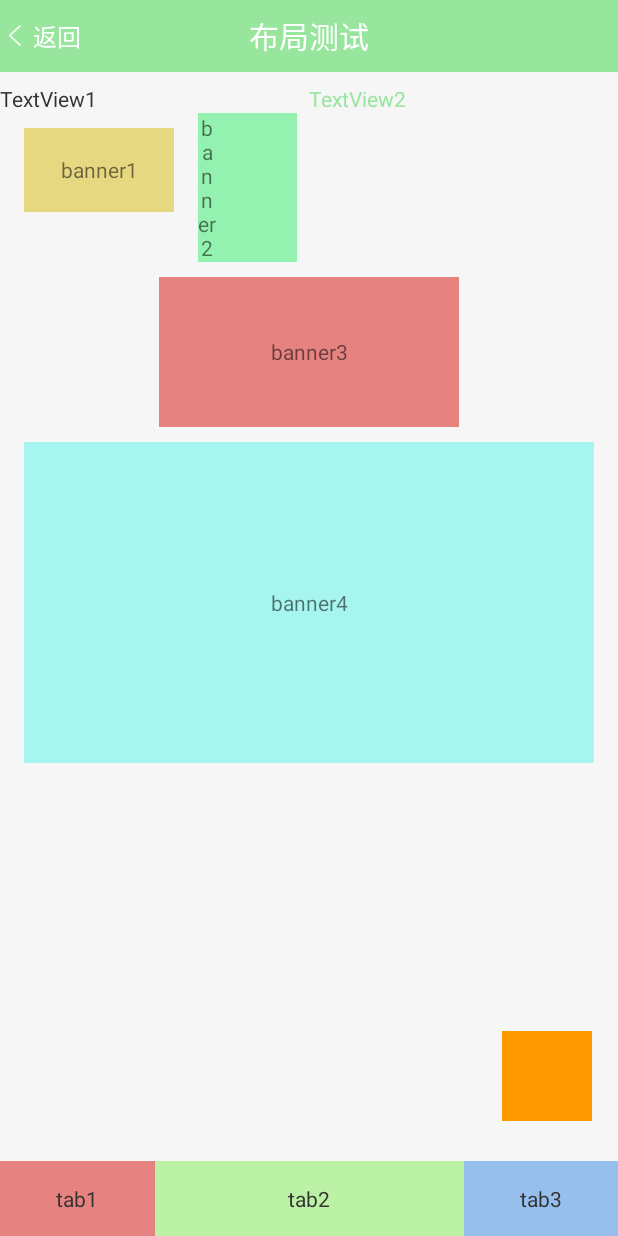
After one commit to Sindyue/beautyManage, an Android app: the ConstraintLayoutActivity screen opened directly, with no data from a screen before it, on a phone screen of 412 x 824 dp. The commit adds this screen. Run offline under Robolectric (Android 15) with nearby library versions, the phone set to English and light mode, and no system bars.

Commit message:
ConstraintLayout 学习

```diff
--- a/app/src/main/AndroidManifest.xml
+++ b/app/src/main/AndroidManifest.xml
@@ -43,6 +43,12 @@
             android:launchMode="singleTask"
             android:theme="@style/AppTheme"
             />
+
+        <activity
+            android:name=".view.ConstraintLayoutActivity"
+            android:launchMode="singleTask"
+            android:theme="@style/AppTheme"
+            />
     </application>
 
 </manifest>
--- a/app/src/main/java/com/sunny/beauty/personalcenter/FirstFragment.java
+++ b/app/src/main/java/com/sunny/beauty/personalcenter/FirstFragment.java
@@ -14,6 +14,7 @@ import android.widget.Toast;
 import com.sunny.beauty.R;
 import com.sunny.beauty.ViewPagerActivity;
 import com.sunny.beauty.rv.CaptureActivity;
+import com.sunny.beauty.view.ConstraintLayoutActivity;
 import com.sunny.beauty.view.CustomViewActivity;
 
 import butterknife.ButterKnife;
@@ -38,6 +39,8 @@ public class FirstFragment extends Fragment implements View.OnClickListener {
     TextView item2Tv;
     @InjectView(R.id.item3_tv)
     TextView item3Tv;
+    @InjectView(R.id.item4_tv)
+    TextView item4Tv;
 
     private String newStr = "CenterFragment";
 
@@ -54,6 +57,7 @@ public class FirstFragment extends Fragment implements View.OnClickListener {
         item1Tv.setOnClickListener(this);
         item2Tv.setOnClickListener(this);
         item3Tv.setOnClickListener(this);
+        item4Tv.setOnClickListener(this);
     }
 
     public void setText(String page) {
@@ -77,6 +81,9 @@ public class FirstFragment extends Fragment implements View.OnClickListener {
                 break;
             case R.id.item3_tv:
                 startDrawViewActivity();
+                break;
+            case R.id.item4_tv:
+                startConstraintLayoutActivity();
                 break;
             default:
                 break;
@@ -146,4 +153,17 @@ public class FirstFragment extends Fragment implements View.OnClickListener {
             e.printStackTrace();
         }
     }
+
+    /**
+     * 启动 ConstraintLayout 测试布局类
+     */
+    private void startConstraintLayoutActivity() {
+        try {
+            Intent intent = new Intent(getActivity(), ConstraintLayoutActivity.class);
+            intent.setFlags(Intent.FLAG_ACTIVITY_CLEAR_TOP);
+            startActivity(intent);
+        } catch (ActivityNotFoundException e) {
+            e.printStackTrace();
+        }
+    }
 }
--- /dev/null
+++ b/app/src/main/java/com/sunny/beauty/view/ConstraintLayoutActivity.java
@@ -0,0 +1,22 @@
+package com.sunny.beauty.view;
+
+import android.os.Bundle;
+
+import com.sunny.beauty.R;
+
+import sunny.basemodel.BaseActivity;
+
+/**
+ * author : wyy
+ * time   : 2018/02/24
+ * desc   :ConstraintLayout 测试布局类
+ * 参考链接：https://blog.csdn.net/lmj623565791/article/details/78011599?utm_source=tuicool&utm_medium=referral
+ */
+
+public class ConstraintLayoutActivity extends BaseActivity {
+    @Override
+    protected void onCreate(Bundle savedInstanceState) {
+        super.onCreate(savedInstanceState);
+        setContentView(R.layout.activity_constraint_layout_test);
+    }
+}
--- /dev/null
+++ b/app/src/main/res/layout/activity_constraint_layout_test.xml
@@ -0,0 +1,201 @@
+<?xml version="1.0" encoding="utf-8"?>
+<android.support.constraint.ConstraintLayout
+    xmlns:android="http://schemas.android.com/apk/res/android"
+    xmlns:app="http://schemas.android.com/apk/res-auto"
+    xmlns:tools="http://schemas.android.com/tools"
+    android:layout_width="match_parent"
+    android:layout_height="match_parent"
+    android:background="@color/main_bg_color"
+    android:baselineAligned="false"
+    android:fitsSystemWindows="true"
+    android:orientation="vertical"
+    android:showDividers="middle">
+
+    <RelativeLayout
+        android:id="@+id/relativeLayout3"
+        android:layout_width="0dp"
+        android:layout_height="48dp"
+        android:background="@color/common_theme_color"
+        app:layout_constraintHorizontal_bias="0.0"
+        app:layout_constraintLeft_toLeftOf="parent"
+        app:layout_constraintRight_toRightOf="parent"
+        app:layout_constraintTop_toTopOf="parent"
+        tools:layout_constraintLeft_creator="1"
+        tools:layout_constraintRight_creator="1"
+        tools:layout_constraintTop_creator="1">
+
+        <Button
+            android:id="@+id/back_btn"
+            style="@style/mbackBtnStyle"
+            android:layout_alignParentLeft="true"
+            android:layout_alignParentStart="true"
+            android:layout_alignParentTop="true"
+            android:gravity="center"
+            android:text="返回"/>
+
+        <TextView
+            android:id="@+id/textView2"
+            style="@style/mActionbarTitleStyle"
+            android:text="布局测试"/>
+
+    </RelativeLayout>
+
+    <ScrollView
+        android:layout_width="0dp"
+        android:layout_height="0dp"
+        app:layout_constraintBottom_toTopOf="@+id/tab1"
+        app:layout_constraintLeft_toLeftOf="parent"
+        app:layout_constraintRight_toRightOf="parent"
+        app:layout_constraintTop_toBottomOf="@+id/relativeLayout3">
+
+        <android.support.constraint.ConstraintLayout
+            android:layout_width="match_parent"
+            android:layout_height="wrap_content">
+
+            <!--测试所用组件-->
+            <TextView
+                android:id="@+id/left_tv"
+                android:layout_width="wrap_content"
+                android:layout_height="wrap_content"
+                android:layout_marginTop="8dp"
+                android:text="TextView1"
+                android:textColor="@color/color_black"
+                app:layout_constraintLeft_toLeftOf="parent"
+                app:layout_constraintTop_toTopOf="parent"/>
+
+            <TextView
+                android:id="@+id/right_tv"
+                android:layout_width="0dp"
+                android:layout_height="wrap_content"
+                android:gravity="center"
+                android:text="TextView2"
+                android:textColor="@color/common_theme_color"
+                app:layout_constraintBottom_toBottomOf="@+id/left_tv"
+                app:layout_constraintLeft_toRightOf="@+id/left_tv"
+                app:layout_constraintRight_toRightOf="parent"
+                app:layout_goneMarginRight="@dimen/view_distance_32"/>
+
+            <!--设置 banner 的长宽高约束-->
+            <TextView
+                android:id="@+id/banner1"
+                android:layout_width="100dp"
+                android:layout_height="0dp"
+                android:layout_marginEnd="@dimen/view_distance_32"
+                android:layout_marginLeft="@dimen/view_distance_32"
+                android:layout_marginRight="@dimen/view_distance_32"
+                android:layout_marginStart="@dimen/view_distance_32"
+                android:layout_marginTop="10dp"
+                android:background="#e6d880"
+                android:gravity="center"
+                android:text="banner1"
+                app:layout_constraintDimensionRatio="H,16:9"
+                app:layout_constraintLeft_toLeftOf="parent"
+                app:layout_constraintRight_toLeftOf="@+id/banner2"
+                app:layout_constraintTop_toBottomOf="@+id/left_tv"/>
+
+            <!--设置 banner 的长宽高约束-->
+            <TextView
+                android:id="@+id/banner2"
+                android:layout_width="0dp"
+                android:layout_height="wrap_content"
+                android:layout_marginEnd="@dimen/view_distance_32"
+                android:layout_marginStart="@dimen/view_distance_32"
+                android:background="#93f2b0"
+                android:gravity="center"
+                android:text="banner2"
+                android:visibility="visible"
+                app:layout_constraintDimensionRatio="H,3:2"
+                app:layout_constraintLeft_toRightOf="@id/banner1"
+                app:layout_constraintTop_toBottomOf="@+id/left_tv"/>
+
+            <!--设置 banner 的长宽高约束-->
+            <TextView
+                android:id="@+id/banner3"
+                android:layout_width="200dp"
+                android:layout_height="100dp"
+                android:layout_marginEnd="@dimen/view_distance_32"
+                android:layout_marginLeft="@dimen/view_distance_32"
+                android:layout_marginRight="@dimen/view_distance_32"
+                android:layout_marginStart="@dimen/view_distance_32"
+                android:layout_marginTop="10dp"
+                android:background="#e68380"
+                android:gravity="center"
+                android:text="banner3"
+                app:layout_constraintLeft_toLeftOf="parent"
+                app:layout_constraintRight_toRightOf="parent"
+                app:layout_constraintTop_toBottomOf="@+id/banner2"/>
+
+            <!--设置 banner 的长宽高约束-->
+            <TextView
+                android:id="@+id/banner4"
+                android:layout_width="0dp"
+                android:layout_height="0dp"
+                android:layout_marginEnd="@dimen/view_distance_32"
+                android:layout_marginLeft="@dimen/view_distance_32"
+                android:layout_marginRight="@dimen/view_distance_32"
+                android:layout_marginStart="@dimen/view_distance_32"
+                android:layout_marginTop="10dp"
+                android:background="#a7f5ef"
+                android:gravity="center"
+                android:text="banner4"
+                android:visibility="visible"
+                app:layout_constraintDimensionRatio="H,16:9"
+                app:layout_constraintLeft_toLeftOf="parent"
+                app:layout_constraintRight_toRightOf="parent"
+                app:layout_constraintTop_toBottomOf="@+id/banner3"/>
+        </android.support.constraint.ConstraintLayout>
+
+    </ScrollView>
+
+    <TextView
+        android:id="@+id/tab1"
+        android:layout_width="0dp"
+        android:layout_height="50dp"
+        android:background="#e68380"
+        android:gravity="center"
+        android:text="tab1"
+        android:textColor="@color/color_black"
+        app:layout_constraintBottom_toBottomOf="parent"
+        app:layout_constraintHorizontal_weight="1"
+        app:layout_constraintLeft_toLeftOf="parent"
+        app:layout_constraintRight_toLeftOf="@+id/tab2"/>
+
+    <TextView
+        android:id="@+id/tab2"
+        android:layout_width="0dp"
+        android:layout_height="50dp"
+        android:background="#bcf2a6"
+        android:gravity="center"
+        android:text="tab2"
+        android:textColor="@color/color_black"
+        app:layout_constraintBottom_toBottomOf="parent"
+        app:layout_constraintHorizontal_weight="2"
+        app:layout_constraintLeft_toRightOf="@+id/tab1"
+        app:layout_constraintRight_toLeftOf="@+id/tab3"/>
+
+    <TextView
+        android:id="@+id/tab3"
+        android:layout_width="0dp"
+        android:layout_height="50dp"
+        android:background="#96bfee"
+        android:gravity="center"
+        android:text="tab3"
+        android:textColor="@color/color_black"
+        app:layout_constraintBottom_toBottomOf="parent"
+        app:layout_constraintHorizontal_weight="1"
+        app:layout_constraintLeft_toRightOf="@+id/tab2"
+        app:layout_constraintRight_toRightOf="parent"/>
+
+    <!--悬浮点-->
+    <TextView
+        android:layout_width="60dp"
+        android:layout_height="60dp"
+        android:background="#ff9900"
+        app:layout_constraintBottom_toBottomOf="parent"
+        app:layout_constraintHorizontal_bias="0.95"
+        app:layout_constraintLeft_toLeftOf="parent"
+        app:layout_constraintRight_toRightOf="parent"
+        app:layout_constraintTop_toTopOf="parent"
+        app:layout_constraintVertical_bias="0.9"/>
+
+</android.support.constraint.ConstraintLayout>
--- a/app/src/main/res/layout/fragment_page_one.xml
+++ b/app/src/main/res/layout/fragment_page_one.xml
@@ -4,7 +4,9 @@
     android:layout_width="match_parent"
     android:layout_height="match_parent"
     android:background="@color/main_bg_color"
-    android:orientation="vertical">
+    android:divider="@drawable/divider"
+    android:orientation="vertical"
+    android:showDividers="middle">
 
     <TextView
         android:id="@+id/item1_tv"
@@ -17,11 +19,6 @@
         android:text="RecylerView界面"
         android:textColor="@color/color_red"/>
 
-    <View
-        android:layout_width="match_parent"
-        android:layout_height="1px"
-        android:background="@color/common_divider_color"/>
-
     <TextView
         android:id="@+id/item2_tv"
         android:layout_width="match_parent"
@@ -32,11 +29,6 @@
         android:paddingRight="@dimen/common_padding_screen"
         android:text="ViewPager界面"
         android:textColor="@color/color_red"/>
-
-    <View
-        android:layout_width="match_parent"
-        android:layout_height="1px"
-        android:background="@color/common_divider_color"/>
 
     <TextView
         android:id="@+id/item3_tv"
@@ -49,9 +41,15 @@
         android:text="自定义View"
         android:textColor="@color/color_red"/>
 
-    <View
+    <TextView
+        android:id="@+id/item4_tv"
         android:layout_width="match_parent"
-        android:layout_height="1px"
-        android:background="@color/common_divider_color"/>
+        android:layout_height="60dp"
+        android:background="@color/color_white"
+        android:gravity="center|left"
+        android:paddingLeft="@dimen/common_padding_screen"
+        android:paddingRight="@dimen/common_padding_screen"
+        android:text="ConstraintLayout"
+        android:textColor="@color/color_red"/>
 
 </LinearLayout>
--- /dev/null
+++ b/basemodel/src/main/res/drawable/btn_back_color.xml
@@ -0,0 +1,7 @@
+<?xml version="1.0" encoding="utf-8"?>
+<selector xmlns:android="http://schemas.android.com/apk/res/android" >
+
+    <item android:state_pressed="true" android:color="#80FFFFFF"></item>
+    <item android:state_pressed="false" android:color="#FFFFFFFF"></item>
+
+</selector>
--- /dev/null
+++ b/basemodel/src/main/res/drawable/btn_back_left.xml
@@ -0,0 +1,7 @@
+<?xml version="1.0" encoding="utf-8"?>
+<selector xmlns:android="http://schemas.android.com/apk/res/android">
+
+    <item android:drawable="@drawable/ic_nav_back_pre" android:state_pressed="true"></item>
+    <item android:drawable="@drawable/ic_nav_back_nor" android:state_pressed="false"></item>
+
+</selector>
--- /dev/null
+++ b/basemodel/src/main/res/drawable/divider.xml
@@ -0,0 +1,8 @@
+<?xml version="1.0" encoding="utf-8"?>
+<shape xmlns:android="http://schemas.android.com/apk/res/android"
+       android:shape="rectangle">
+
+    <!-- 这里设置背景颜色 -->
+    <solid android:color="@color/common_divider_color"/>
+    <size android:height="1px"/>
+</shape>
--- a/basemodel/src/main/res/values/styles.xml.xml
+++ b/basemodel/src/main/res/values/styles.xml
@@ -41,4 +41,31 @@
         <item name="android:textColor">#c7c7cd</item>
         <item name="android:textSize">@dimen/textsize_32px</item>
     </style>
+
+
+    <!--actionbar 标题风格-->
+    <style name="mbackBtnStyle">
+        <item name="android:layout_width">wrap_content</item>
+        <item name="android:layout_height">wrap_content</item>
+        <item name="android:minWidth">60dp</item>
+        <item name="android:layout_alignParentLeft">true</item>
+        <item name="android:gravity">left|center_vertical</item>
+        <item name="android:paddingLeft">6dp</item>
+        <item name="android:drawableLeft">@drawable/btn_back_left</item>
+        <item name="android:drawablePadding">2dp</item>
+        <item name="android:background">@android:color/transparent</item>
+        <item name="android:textColor">@drawable/btn_back_color</item>
+        <item name="android:textSize">@dimen/textsize_32px</item>
+    </style>
+
+
+    <!--标题栏文字显示风格-->
+    <style name="mActionbarTitleStyle">
+        <item name="android:id">@id/actionbar_title</item>
+        <item name="android:layout_width">wrap_content</item>
+        <item name="android:layout_height">wrap_content</item>
+        <item name="android:layout_centerInParent">true</item>
+        <item name="android:textColor">#FFFFFF</item>
+        <item name="android:textSize">@dimen/textsize_40px</item>
+    </style>
 </resources>
--- a/basemodel/src/main/res/values/zxing_ids.xml
+++ b/basemodel/src/main/res/values/zxing_ids.xml
@@ -23,4 +23,6 @@
     <item name="restart_preview" type="id"/>
     <item name="return_scan_result" type="id"/>
 
+    <!--actionbar的标题栏id-->
+    <item name="actionbar_title" type="id"/>
 </resources>
```
Also changed, not shown: basemodel/src/main/res/drawable-xhdpi/ic_nav_back_nor.png (added), basemodel/src/main/res/drawable-xhdpi/ic_nav_back_pre.png (added).
